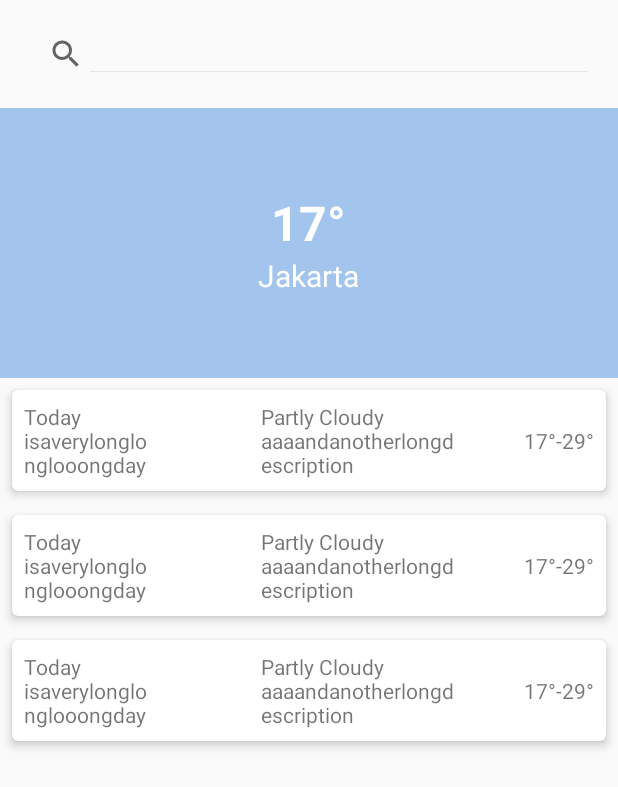
After one commit to farisiqbal/weather-forecast, an Android app: the layout weather_forecast_fragment.xml on its own in the app's theme, with its tools: preview values and no code run, on a phone screen of 412 x 824 dp. The commit adds this screen. Shown: the top 787 px of the screen. Run offline under Robolectric (Android 15) with nearby library versions, the phone set to English and light mode, and no system bars.

Commit message:
add WeatherForecastFragment layouts

```diff
--- a/app/build.gradle
+++ b/app/build.gradle
@@ -31,6 +31,7 @@ dependencies {
     implementation 'androidx.appcompat:appcompat:1.1.0'
     implementation 'androidx.core:core-ktx:1.3.0'
     implementation 'androidx.constraintlayout:constraintlayout:1.1.3'
+    implementation 'androidx.legacy:legacy-support-v4:1.0.0'
 
     // lifecycle
     implementation "androidx.lifecycle:lifecycle-extensions:$lifecycle_version"
--- /dev/null
+++ b/app/src/main/java/com/farisiqbal/weatherforecast/utils/Utils.kt
@@ -0,0 +1,20 @@
+package com.farisiqbal.weatherforecast.utils
+
+import android.widget.ImageView
+import com.bumptech.glide.Glide
+
+/**
+ * Created by farisiqbal on 30/05/2020
+ */
+fun ImageView.setImageUrl(imgUrl: String?) {
+    if (imgUrl.isNullOrBlank()) return
+
+    Glide.with(context)
+        .load(imgUrl)
+        .fitCenter()
+        .into(this)
+}
+
+fun Double.toDegree(): String {
+    return "$this°"
+}
--- /dev/null
+++ b/app/src/main/java/com/farisiqbal/weatherforecast/view/WeatherForecastFragment.kt
@@ -0,0 +1,32 @@
+package com.farisiqbal.weatherforecast.view
+
+import androidx.lifecycle.ViewModelProviders
+import android.os.Bundle
+import androidx.fragment.app.Fragment
+import android.view.LayoutInflater
+import android.view.View
+import android.view.ViewGroup
+
+import com.farisiqbal.weatherforecast.R
+
+class WeatherForecastFragment : Fragment() {
+
+    companion object {
+        fun newInstance() = WeatherForecastFragment()
+    }
+
+    private lateinit var viewModel: WeatherForecastViewModel
+
+    override fun onCreateView(
+        inflater: LayoutInflater, container: ViewGroup?,
+        savedInstanceState: Bundle?
+    ): View? {
+        return inflater.inflate(R.layout.weather_forecast_fragment, container, false)
+    }
+
+    override fun onActivityCreated(savedInstanceState: Bundle?) {
+        super.onActivityCreated(savedInstanceState)
+        viewModel = ViewModelProviders.of(this).get(WeatherForecastViewModel::class.java)
+        // TODO: Use the ViewModel
+    }
+}
--- /dev/null
+++ b/app/src/main/java/com/farisiqbal/weatherforecast/view/WeatherForecastViewModel.kt
@@ -0,0 +1,7 @@
+package com.farisiqbal.weatherforecast.view
+
+import androidx.lifecycle.ViewModel
+
+class WeatherForecastViewModel : ViewModel() {
+    // TODO: Implement the ViewModel
+}
--- /dev/null
+++ b/app/src/main/res/drawable/ic_warning.xml
@@ -0,0 +1,5 @@
+<vector android:height="24dp" android:tint="#42454D"
+    android:viewportHeight="24.0" android:viewportWidth="24.0"
+    android:width="24dp" xmlns:android="http://schemas.android.com/apk/res/android">
+    <path android:fillColor="#FF000000" android:pathData="M1,21h22L12,2 1,21zM13,18h-2v-2h2v2zM13,14h-2v-4h2v4z"/>
+</vector>
--- a/app/src/main/res/layout/weather_card_item.xml
+++ b/app/src/main/res/layout/weather_card_item.xml
@@ -1,15 +1,20 @@
 <?xml version="1.0" encoding="utf-8"?>
 <androidx.cardview.widget.CardView xmlns:android="http://schemas.android.com/apk/res/android"
+    xmlns:app="http://schemas.android.com/apk/res-auto"
     xmlns:tools="http://schemas.android.com/tools"
     android:layout_width="match_parent"
-    android:layout_height="wrap_content">
+    android:layout_height="wrap_content"
+    android:layout_marginHorizontal="@dimen/space_x8"
+    android:layout_marginVertical="@dimen/space_x8"
+    app:cardCornerRadius="@dimen/space_x4"
+    app:cardElevation="@dimen/space_x4">
 
     <LinearLayout
         android:layout_width="match_parent"
         android:layout_height="wrap_content"
         android:gravity="center_vertical"
-        android:padding="@dimen/space_x8"
-        android:orientation="horizontal">
+        android:orientation="horizontal"
+        android:padding="@dimen/space_x8">
 
         <TextView
             android:id="@+id/tvWeatherDate"
@@ -21,7 +26,7 @@
         <Space
             android:layout_width="0dp"
             android:layout_height="wrap_content"
-            android:layout_weight="1"/>
+            android:layout_weight="1" />
 
         <ImageView
             android:id="@+id/ivWeatherIcon"
@@ -29,7 +34,7 @@
             android:layout_height="wrap_content"
             android:layout_marginRight="@dimen/space_x4"
             tools:src="@drawable/abc_vector_test"
-            tools:tint="@color/colorAccent"/>
+            tools:tint="@color/colorAccent" />
 
         <TextView
             android:id="@+id/tvWeatherDescription"
@@ -41,14 +46,14 @@
         <Space
             android:layout_width="0dp"
             android:layout_height="wrap_content"
-            android:layout_weight="1"/>
+            android:layout_weight="1" />
 
         <TextView
+            android:gravity="right"
             android:id="@+id/tvWeatherTemperature"
-            android:layout_width="0dp"
+            android:layout_width="wrap_content"
             android:layout_height="wrap_content"
-            android:layout_weight="1"
-            tools:text="17°-29° butitfeelswayhotterthanthat" />
+            tools:text="17°-29°" />
 
     </LinearLayout>
 
--- /dev/null
+++ b/app/src/main/res/layout/weather_forecast_fragment.xml
@@ -0,0 +1,96 @@
+<?xml version="1.0" encoding="utf-8"?>
+<FrameLayout xmlns:android="http://schemas.android.com/apk/res/android"
+    xmlns:app="http://schemas.android.com/apk/res-auto"
+    xmlns:tools="http://schemas.android.com/tools"
+    android:layout_width="match_parent"
+    android:layout_height="match_parent"
+    tools:context=".view.WeatherForecastFragment">
+
+    <LinearLayout
+        android:id="@+id/layoutLoading"
+        android:layout_width="match_parent"
+        android:layout_height="match_parent"
+        android:background="@color/ochreLight"
+        android:gravity="center"
+        tools:visibility="gone">
+
+        <ProgressBar
+            android:layout_width="wrap_content"
+            android:layout_height="wrap_content"
+            android:progressTint="@color/white" />
+
+    </LinearLayout>
+
+    <LinearLayout
+        android:id="@+id/layoutError"
+        android:layout_width="match_parent"
+        android:layout_height="match_parent"
+        android:background="@color/ochreLight"
+        android:gravity="center"
+        android:orientation="vertical"
+        android:visibility="gone"
+        tools:visibility="gone">
+
+        <ImageView
+            android:id="@+id/ivErrorIcon"
+            android:layout_width="@dimen/space_x64"
+            android:layout_height="@dimen/space_x64"
+            android:src="@drawable/ic_warning" />
+
+        <TextView
+            android:layout_width="wrap_content"
+            android:layout_height="wrap_content"
+            android:text="@string/retry"
+            android:textColor="@color/ink"
+            android:textSize="@dimen/font_x24" />
+
+    </LinearLayout>
+
+    <LinearLayout
+        android:id="@+id/layoutMain"
+        android:layout_width="match_parent"
+        android:layout_height="match_parent"
+        android:orientation="vertical">
+
+        <androidx.appcompat.widget.SearchView
+            android:id="@+id/searchView"
+            android:layout_width="match_parent"
+            android:layout_height="wrap_content"
+            android:layout_margin="@dimen/space_x12"
+            android:elevation="@dimen/space_x4"
+            android:paddingTop="@dimen/space_x12"
+            android:paddingBottom="@dimen/space_x12"
+            app:iconifiedByDefault="false" />
+
+        <LinearLayout
+            android:layout_width="match_parent"
+            android:layout_height="180dp"
+            android:background="@color/azureLight"
+            android:gravity="center"
+            android:orientation="vertical">
+
+            <TextView
+                android:id="@+id/tvCurrentTemperature"
+                android:layout_width="wrap_content"
+                android:layout_height="wrap_content"
+                android:textColor="@color/white"
+                android:textSize="@dimen/font_x32"
+                android:textStyle="bold"
+                tools:text="17°" />
+
+            <TextView
+                android:id="@+id/tvCurrentLocation"
+                android:layout_width="wrap_content"
+                android:layout_height="wrap_content"
+                android:textColor="@color/white"
+                android:textSize="@dimen/font_x20"
+                tools:text="Jakarta" />
+        </LinearLayout>
+
+        <androidx.recyclerview.widget.RecyclerView
+            android:layout_width="match_parent"
+            android:layout_height="wrap_content"
+            tools:listitem="@layout/weather_card_item" />
+
+    </LinearLayout>
+</FrameLayout>
--- a/app/src/main/res/values/colors.xml
+++ b/app/src/main/res/values/colors.xml
@@ -3,4 +3,9 @@
     <color name="colorPrimary">#6200EE</color>
     <color name="colorPrimaryDark">#3700B3</color>
     <color name="colorAccent">#03DAC5</color>
+
+    <color name="white">#FFFFFF</color>
+    <color name="ink">#42454D</color>
+    <color name="azureLight">#A2C4ED</color>
+    <color name="ochreLight">#FFC26A</color>
 </resources>
--- a/app/src/main/res/values/dimens.xml
+++ b/app/src/main/res/values/dimens.xml
@@ -2,9 +2,12 @@
 <resources>
     <dimen name="space_x4">4dp</dimen>
     <dimen name="space_x8">8dp</dimen>
+    <dimen name="space_x12">12dp</dimen>
     <dimen name="space_x16">16dp</dimen>
+    <dimen name="space_x64">64dp</dimen>
 
     <dimen name="font_x14">14sp</dimen>
     <dimen name="font_x20">20sp</dimen>
     <dimen name="font_x24">24sp</dimen>
+    <dimen name="font_x32">32sp</dimen>
 </resources>
--- a/app/src/main/res/values/strings.xml
+++ b/app/src/main/res/values/strings.xml
@@ -1,3 +1,4 @@
 <resources>
     <string name="app_name">WeatherForecast</string>
+    <string name="retry">Retry</string>
 </resources>
```
